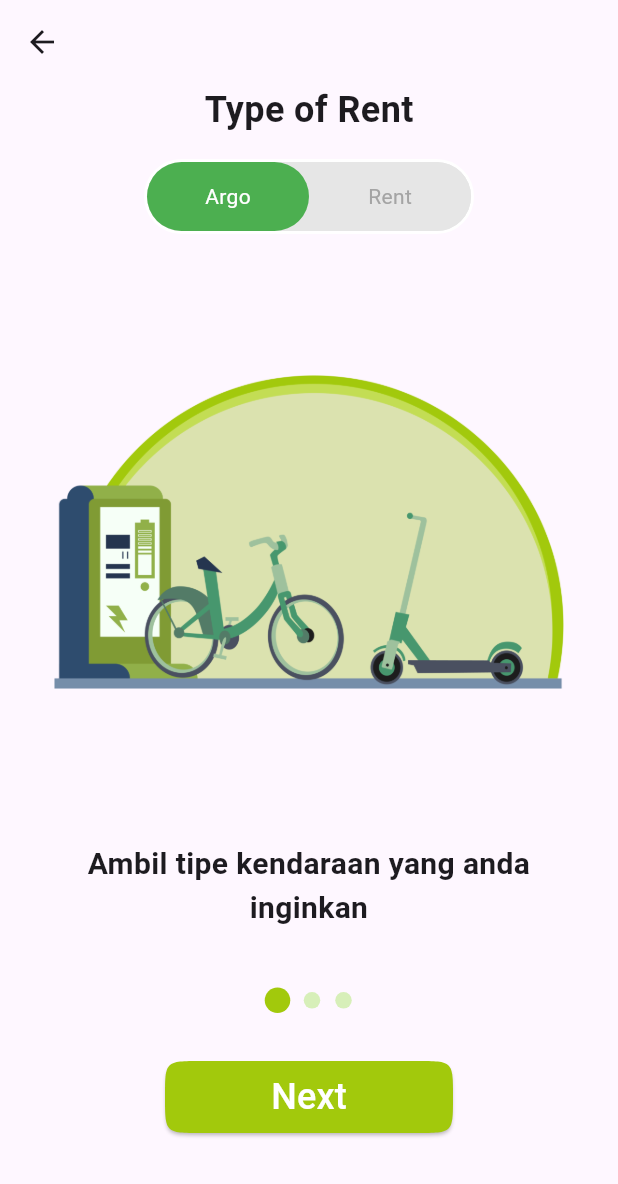
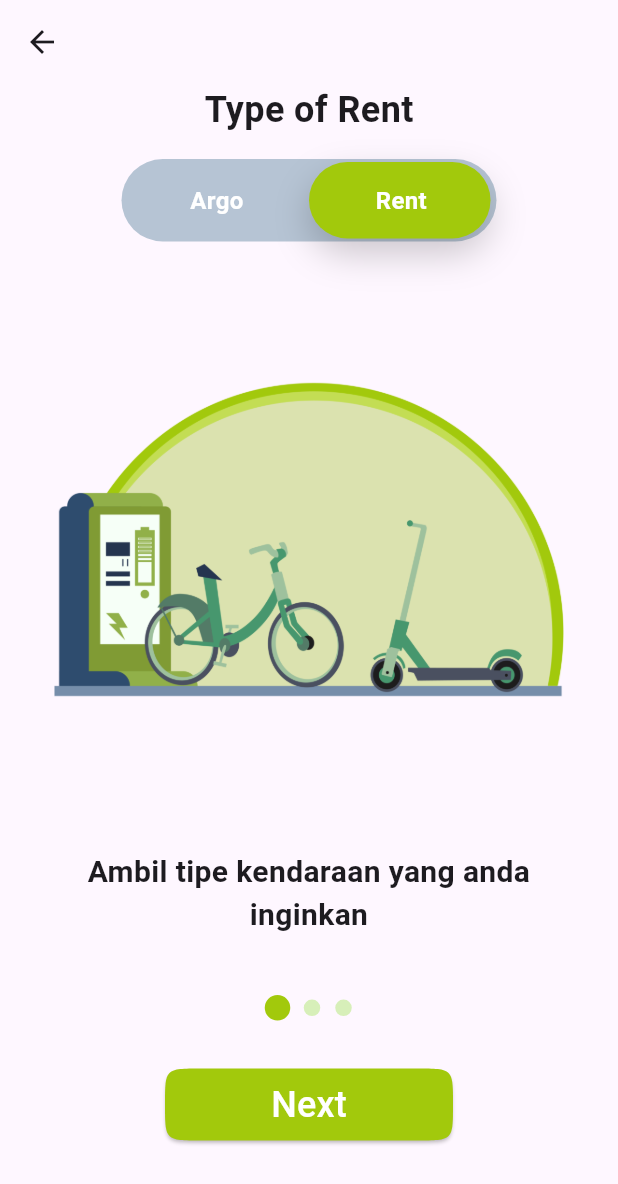
Before and after one commit to HenryBS18/Rollease, a Flutter app: the TutorialBookingPage screen opened directly, on a phone screen of 412 x 824 dp. Shown: the top 1184 px of the screen. Run offline on Flutter 3.47's test engine with Material 3 defaults, Android fonts, the light colour scheme and no system bars; our stand-ins replace animate_do, flutter_map, flutter_rating_bar, geolocator, google_fonts, latlong2 and 1 more; missing offline and left inert: flutter_map_location_marker.

Commit message:
Refactor many widget and page

```diff
--- a/lib/main.dart
+++ b/lib/main.dart
@@ -17,7 +17,7 @@
         useMaterial3: true,
       ),
       debugShowCheckedModeBanner: false,
-      initialRoute: '/register',
+      initialRoute: '/tutorial',
       routes: {
         '/': (context) => const SplashScreen(),
         '/home': (context) => const HomePage(),
@@ -28,6 +28,7 @@
         '/rent': (context) => const RentDuration(),
         '/tnc': (context) => const TermsAndConditonsPage(),
         '/onBoarding': (context) => const OnBoardingPage(),
+        '/tutorial': (context) => const TutorialBookingPage()
       },
     );
   }
--- a/lib/views/pages/pages.dart
+++ b/lib/views/pages/pages.dart
@@ -8,9 +8,9 @@
 import 'package:google_fonts/google_fonts.dart';
 import 'package:latlong2/latlong.dart';
 import 'package:geolocator/geolocator.dart';
+import 'package:rollease/models/OnBoarding.dart';
 import 'package:rollease/models/station.dart';
 import 'package:rollease/utils/utils.dart';
-import 'package:rollease/views/widgets/date_field.dart';
 import 'package:rollease/views/widgets/item_profile.dart';
 import 'package:rollease/views/widgets/rate.dart';
 import 'package:rollease/views/widgets/widgets.dart';
@@ -28,3 +28,4 @@
 part 'terms_and_conditions_page.dart';
 part 'payment_page.dart';
 part 'rent.dart';
+part 'tutorial_booking_page.dart';
--- a/lib/views/pages/tutorial_booking_page.dart
+++ b/lib/views/pages/tutorial_booking_page.dart
@@ -1,7 +1,4 @@
-import 'package:flutter/material.dart';
-import 'package:rollease/models/OnBoarding.dart';
-import 'package:rollease/views/widgets/type_of_rent.dart';
-import 'package:rollease/views/widgets/toggle_button.dart';
+part of 'pages.dart';
 
 class TutorialBookingPage extends StatefulWidget {
   const TutorialBookingPage({Key? key}) : super(key: key);
@@ -80,19 +77,24 @@
             ),
           ),
           const SizedBox(height: 16),
-          ToggleButton(
-            width: 220,
-            height: 50,
-            isLeftActive: isLeftActive,
-            leftDescription: "Argo",
-            rightDescription: "Rent",
-            toggleColor: Colors.green,
-            toggleBackgroundColor: const Color.fromARGB(255, 230, 230, 230),
-            toggleBorderColor: const Color.fromARGB(255, 255, 255, 255),
-            activeTextColor: Colors.white,
-            inactiveTextColor: const Color.fromARGB(255, 164, 164, 164),
-            onLeftToggle: toggleToLeft,
-            onRightToggle: toggleToRight,
+          SlidingSwitch(
+            value: isLeftActive,
+            onChanged: (value) {
+              setState(() {
+                isLeftActive = !value;
+              });
+            },
+            onTap: () {},
+            onDoubleTap: () {},
+            onSwipe: () {},
+            textOff: "Argo",
+            textOn: "Rent",
+            contentSize: 16,
+            background: const Color(0xffB6C4D4),
+            buttonColor: const Color(0xffA2C90C),
+            colorOff: Colors.white,
+            colorOn: Colors.white,
+            inactiveColor: Colors.white,
           ),
           const SizedBox(height: 8),
           isLeftActive ? TypeOfRent(onBoardingList: argoOnBoardingList) : TypeOfRent(onBoardingList: rentOnBoardingList),
--- a/lib/views/widgets/date_field.dart
+++ b/lib/views/widgets/date_field.dart
@@ -1,6 +1,4 @@
-import 'package:flutter/material.dart';
-import 'package:intl/intl.dart';
-
+part of 'widgets.dart';
 
 class DateField extends StatefulWidget {
   const DateField({Key? key}) : super(key: key);
@@ -28,8 +26,7 @@
 
     if (pickedDate != null) {
       setState(() {
-        _textEditingController.text =
-            DateFormat('dd/MM/yyyy').format(pickedDate);
+        _textEditingController.text = DateFormat('dd/MM/yyyy').format(pickedDate);
       });
     }
   }
@@ -39,7 +36,6 @@
     return PrimaryContainer(
       radius: 10,
       child: TextFormField(
-
         readOnly: true,
         style: const TextStyle(fontSize: 16, color: Colors.black),
         controller: _textEditingController,
@@ -60,28 +56,3 @@
     );
   }
 }
-
-class PrimaryContainer extends StatelessWidget {
-  final Widget child;
-  final double? radius;
-  final Color? color;
-  const PrimaryContainer({
-    Key? key,
-    this.radius,
-    this.color,
-    required this.child,
-  }) : super(key: key);
-
-  @override
-  Widget build(BuildContext context) {
-    return Container(
-      height: 50,
-      decoration: BoxDecoration(
-        borderRadius: BorderRadius.circular(radius ?? 30),
-        color: Colors.white,
-      border: Border.all(color:  Color(0xFFA2C90C)),
-      ),
-      child: child,
-    );
-  }
-}
--- a/lib/views/widgets/dots_indicator.dart
+++ b/lib/views/widgets/dots_indicator.dart
@@ -1,5 +1,4 @@
-import 'package:flutter/material.dart';
-import 'package:rollease/models/DotsDecorator.dart';
+part of 'widgets.dart';
 
 class DotsIndicator extends StatelessWidget {
   final int dotsCount;
--- a/lib/views/widgets/onboarding_card.dart
+++ b/lib/views/widgets/onboarding_card.dart
@@ -1,4 +1,4 @@
-import 'package:flutter/material.dart';
+part of 'widgets.dart';
 
 class OnBoardingCard extends StatelessWidget {
   final String title;
--- /dev/null
+++ b/lib/views/widgets/primary_container.dart
@@ -0,0 +1,26 @@
+part of 'widgets.dart';
+
+class PrimaryContainer extends StatelessWidget {
+  final Widget child;
+  final double? radius;
+  final Color? color;
+  const PrimaryContainer({
+    Key? key,
+    this.radius,
+    this.color,
+    required this.child,
+  }) : super(key: key);
+
+  @override
+  Widget build(BuildContext context) {
+    return Container(
+      height: 50,
+      decoration: BoxDecoration(
+        borderRadius: BorderRadius.circular(radius ?? 30),
+        color: Colors.white,
+        border: Border.all(color: const Color(0xFFA2C90C)),
+      ),
+      child: child,
+    );
+  }
+}
--- a/lib/views/widgets/toggle_button.dart
+++ /dev/null
@@ -1,88 +0,0 @@
-import 'package:flutter/material.dart';
-
-class ToggleButton extends StatelessWidget {
-  final double width;
-  final double height;
-  final String leftDescription;
-  final String rightDescription;
-  final Color toggleColor;
-  final Color toggleBackgroundColor;
-  final Color toggleBorderColor;
-  final Color activeTextColor;
-  final Color inactiveTextColor;
-  final VoidCallback onLeftToggle;
-  final VoidCallback onRightToggle;
-  final bool isLeftActive;
-
-  const ToggleButton({
-    Key? key,
-    required this.width,
-    required this.height,
-    required this.leftDescription,
-    required this.rightDescription,
-    required this.toggleColor,
-    required this.toggleBackgroundColor,
-    required this.toggleBorderColor,
-    required this.activeTextColor,
-    required this.inactiveTextColor,
-    required this.onLeftToggle,
-    required this.onRightToggle,
-    required this.isLeftActive,
-  }) : super(key: key);
-
-  @override
-  Widget build(BuildContext context) {
-    return Container(
-      width: width,
-      height: height,
-      decoration: BoxDecoration(
-        color: toggleBackgroundColor,
-        borderRadius: BorderRadius.circular(35.0),
-        border: Border.all(
-          color: toggleBorderColor,
-          width: 2.0,
-        ),
-      ),
-      child: Row(
-        children: [
-          Expanded(
-            child: GestureDetector(
-              onTap: onLeftToggle,
-              child: Container(
-                decoration: BoxDecoration(
-                  color: isLeftActive ? toggleColor : toggleBackgroundColor,
-                  borderRadius: BorderRadius.circular(35.0),
-                ),
-                alignment: Alignment.center,
-                child: Text(
-                  leftDescription,
-                  style: TextStyle(
-                    color: isLeftActive ? activeTextColor : inactiveTextColor,
-                  ),
-                ),
-              ),
-            ),
-          ),
-          Expanded(
-            child: GestureDetector(
-              onTap: onRightToggle,
-              child: Container(
-                decoration: BoxDecoration(
-                  color: isLeftActive ? toggleBackgroundColor : toggleColor,
-                  borderRadius: BorderRadius.circular(35.0),
-                ),
-                alignment: Alignment.center,
-                child: Text(
-                  rightDescription,
-                  style: TextStyle(
-                    color: isLeftActive ? inactiveTextColor : activeTextColor,
-                  ),
-                ),
-              ),
-            ),
-          ),
-        ],
-      ),
-    );
-  }
-}
--- a/lib/views/widgets/type_of_rent.dart
+++ b/lib/views/widgets/type_of_rent.dart
@@ -1,8 +1,4 @@
-import 'package:flutter/material.dart';
-import 'package:rollease/models/DotsDecorator.dart';
-import 'package:rollease/models/OnBoarding.dart';
-import 'package:rollease/views/widgets/dots_indicator.dart';
-import 'package:rollease/views/widgets/onboarding_card.dart';
+part of 'widgets.dart';
 
 class TypeOfRent extends StatefulWidget {
   final List<OnBoarding> onBoardingList;
--- a/lib/views/widgets/widgets.dart
+++ b/lib/views/widgets/widgets.dart
@@ -1,5 +1,8 @@
 import 'package:animate_do/animate_do.dart';
 import 'package:flutter/material.dart';
+import 'package:intl/intl.dart';
+import 'package:rollease/models/DotsDecorator.dart';
+import 'package:rollease/models/OnBoarding.dart';
 
 part 'sliding_switch.dart';
 part 'sidebar.dart';
@@ -9,3 +12,8 @@
 part 'debit_card.dart';
 part 'debit_payment_menu.dart';
 part 'login_button.dart';
+part 'type_of_rent.dart';
+part 'onboarding_card.dart';
+part 'dots_indicator.dart';
+part 'date_field.dart';
+part 'primary_container.dart';
```
